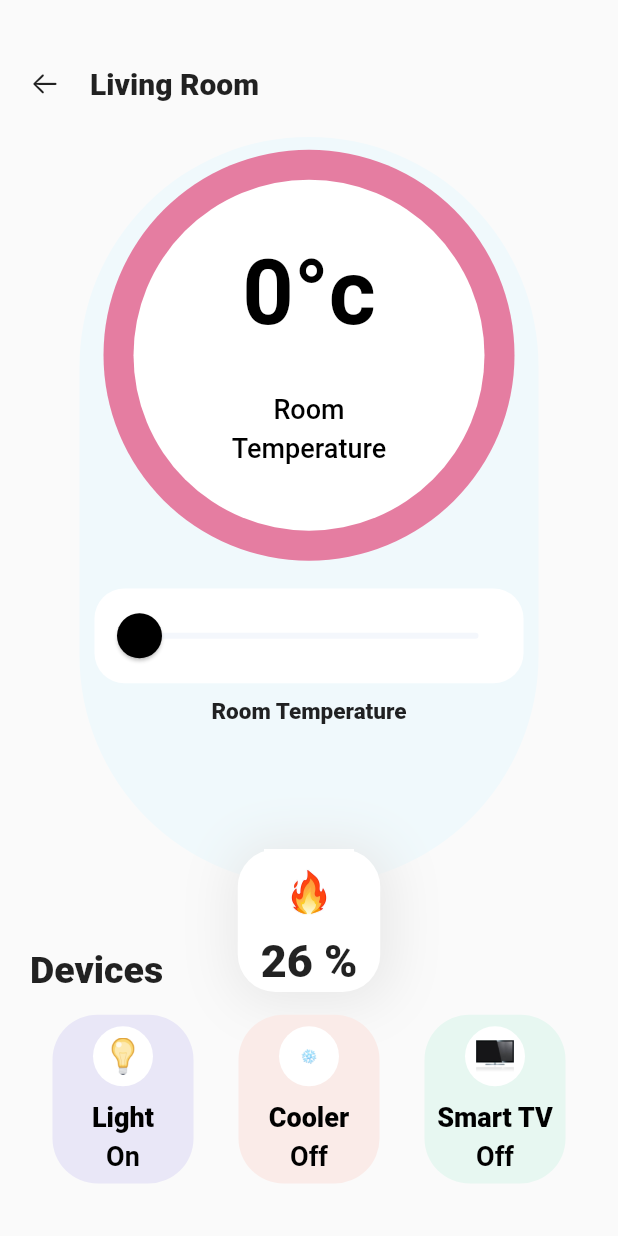
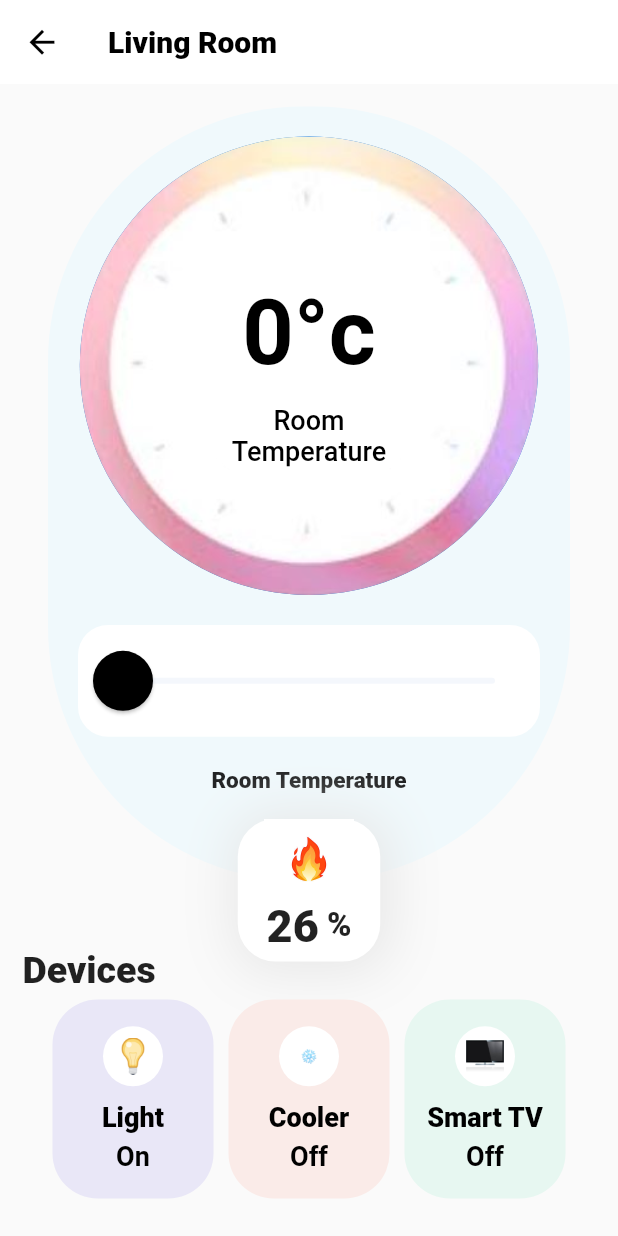
Before and after one commit to Hrishikeshadsod/UI_Home_App, a Flutter app: the screen it shows after launch, after a tap on "Living Room", on a phone screen of 412 x 824 dp. Run offline on Flutter 3.47's test engine with Material 2 defaults, Android fonts, the phone set to English and light mode, and no system bars; missing offline and left inert: flutter_emoji.

Commit message:
Updated CircleAvatar Background - living room screen

```diff
--- a/lib/Home_screen.dart
+++ b/lib/Home_screen.dart
@@ -5,6 +5,7 @@ import 'package:flutter/widgets.dart';
 import 'REUSABLE_CARD.dart';
 import 'icon_content.dart';
 import 'package:flutter_emoji/flutter_emoji.dart';
+
 
 class HomeScreen extends StatefulWidget {
   @override
@@ -17,11 +18,13 @@ class _HomeScreenState extends State<HomeScreen> {
     return Scaffold(
       body: SafeArea(
         child: Padding(
-          padding: EdgeInsets.all(20),
+          padding: EdgeInsets.only(left: 10,right: 10,top: 10,bottom: 20,),
           child: Column(
             //crossAxisAlignment: CrossAxisAlignment.stretch,
+            mainAxisAlignment: MainAxisAlignment.center,
             children: <Widget>[
               Expanded(
+                flex: 1,
                 child: Row(
                   crossAxisAlignment: CrossAxisAlignment.start,
                   children: <Widget>[
@@ -46,6 +49,7 @@ class _HomeScreenState extends State<HomeScreen> {
                 ),
               ),
               Expanded(
+                flex:1,
                 child: Row(
                   //mainAxisAlignment: MainAxisAlignment.center,
 
@@ -67,6 +71,7 @@ class _HomeScreenState extends State<HomeScreen> {
                 ),
               ),
               Expanded(
+                flex:1,
                 child: Row(
                   children: <Widget>[
                     Text(
@@ -80,6 +85,9 @@ class _HomeScreenState extends State<HomeScreen> {
                 ),
               ),
               Expanded(
+                flex:1,
+                child: Padding(
+                  padding: const EdgeInsets.only(top:3,bottom: 3,left: 10,right: 15),
                   child: Row(
                     mainAxisAlignment: MainAxisAlignment.center,
                     children: <Widget>[
@@ -104,6 +112,7 @@ class _HomeScreenState extends State<HomeScreen> {
                       ),
                       Expanded(
                         child: Container(
+
                           padding: EdgeInsets.all(2),
                           child: Center(
                             child: Row(
@@ -113,7 +122,7 @@ class _HomeScreenState extends State<HomeScreen> {
                                 Text(
                                   'Add',
                                   style: TextStyle(
-                                  color: Color(0XFFA0DBD6),
+                                    color: Color(0XFF52B4A8),
                                   ),
                                 ),
                                 SizedBox(
@@ -142,8 +151,16 @@ class _HomeScreenState extends State<HomeScreen> {
                     ],
                   ),
                 ),
+              ),
+
+             Expanded(
+               flex: 12,
+                 child:Column(
+                   children: <Widget>[
                      Expanded(
                          flex: 4,
+                         child: Padding(
+                           padding: EdgeInsets.only(left: 15,right: 15),
                            child: Row(
                              children: <Widget>[
                                Expanded(
@@ -174,9 +191,12 @@ class _HomeScreenState extends State<HomeScreen> {
                                  ),
                                ),
                              ],
+                           ),
                          )),
                      Expanded(
                        flex: 4,
+                       child: Padding(
+                         padding: const EdgeInsets.only(left: 15,right: 15),
                          child: Row(
                            children: <Widget>[
                              Expanded(
@@ -207,8 +227,11 @@ class _HomeScreenState extends State<HomeScreen> {
                            ],
                          ),
                        ),
+                     ),
                      Expanded(
                        flex: 4,
+                       child: Padding(
+                         padding: const EdgeInsets.only(left: 15,right: 15),
                          child: Row(
                            mainAxisAlignment: MainAxisAlignment.spaceBetween,
                            crossAxisAlignment: CrossAxisAlignment.stretch,
@@ -239,7 +262,13 @@ class _HomeScreenState extends State<HomeScreen> {
                                ),
                              ),
                            ],
-                  )),
+                         ),
+                       ),
+                     ),
+                   ],
+                 ),
+
+             ),
             ],
           ),
         ),
--- a/lib/Living Room.dart
+++ b/lib/Living Room.dart
@@ -17,38 +17,41 @@ class _LivingRoomState extends State<LivingRoom> {
   @override
   Widget build(BuildContext context) {
     return Scaffold(
+      appBar: AppBar(
+        title: Text(
+              'Living Room',
+              style: TextStyle(
+                color:Colors.black,
+                fontSize: 20,
+                fontWeight: FontWeight.w900,
+              ),
+
+            ),
+        elevation: 0,
+        leading: IconButton(
+          icon: Icon(Icons.arrow_back_sharp),
+          color: Colors.black,
+          iconSize:25 ,
+          onPressed: () {
+            Navigator.pop(context);
+          },
+        ),
+        shadowColor:Colors.white,
+       backgroundColor: Colors.white,
+      ),
       body: SafeArea(
         child: Padding(
           //To separate app content from all sides of screen
-          padding: EdgeInsets.all(20),
+          padding: EdgeInsets.all(15),
           //Column for different widgets
           child: Column(
             crossAxisAlignment: CrossAxisAlignment.stretch,
             children: <Widget>[
-              Expanded(
+             /* Expanded(
                 flex: 1,
                 //first row on the screen
-                child: Row(
-                  children: <Widget>[
-                    Icon(
-                      CupertinoIcons.arrow_left,
-                      size: 20,
-                    ),
-                    SizedBox(
-                      width: 20,
-                    ),
-                    Expanded(
-                      child: Text(
-                        'Living Room',
-                        style: TextStyle(
-                          fontSize: 20,
-                          fontWeight: FontWeight.w900,
-                        ),
-                      ),
-                    ),
-                  ],
-                ),
-              ),
+
+              ),*/
               Expanded(
                 flex: 7,
                 //second row with the temperature slider
@@ -62,7 +65,7 @@ class _LivingRoomState extends State<LivingRoom> {
                         children: <Widget>[
                           Expanded(
                             child: Container(
-                              margin: EdgeInsets.only(left: 33, right: 33),
+                              margin: EdgeInsets.only(left: 17, right: 17),
                               decoration: BoxDecoration(
                                 color: Color(0XFFF0F9FC),
                                 borderRadius: BorderRadius.circular(170.0),
@@ -71,20 +74,27 @@ class _LivingRoomState extends State<LivingRoom> {
                                 mainAxisAlignment: MainAxisAlignment.center,
                                 crossAxisAlignment: CrossAxisAlignment.center,
                                 children: <Widget>[
+                                  SizedBox(
+                                    height: 20,
+                                  ),
                                   Expanded(
-                                    flex: 7,
+                                    flex: 8,
                                     child: CircleAvatar(
-                                      radius: 137,
-                                      backgroundColor: Color(0XFFE57DA1),
+                                      radius: 157,
+                                      /*backgroundColor: Color(0XFFE57DA1),
                                       child: CircleAvatar(
                                         radius: 117,
-                                        backgroundColor: Colors.white,
+                                        backgroundColor: Colors.white,*/
+                                      backgroundImage:AssetImage('assets/images/clock.JPG'),
+                                        child: CircleAvatar(
+                                          radius: 87,
+                                          backgroundColor:Colors.white ,
                                           child: Column(
                                             mainAxisAlignment:
                                                 MainAxisAlignment.center,
                                             children: <Widget>[
                                               SizedBox(
-                                              height: 40,
+                                                height: 30,
                                               ),
                                               Expanded(
                                                 flex: 4,
@@ -120,17 +130,18 @@ class _LivingRoomState extends State<LivingRoom> {
                                                 ),
                                               ),
                                               SizedBox(
-                                              height: 40,
+                                                height: 20,
                                               ),
                                             ],
                                           ),
                                         ),
                                       ),
                                     ),
+
                                   Expanded(
-                                    flex: 2,
+                                    flex: 3,
                                     child: Padding(
-                                      padding: EdgeInsets.all(10),
+                                      padding: EdgeInsets.all(20),
                                       child: Container(
                                         decoration: BoxDecoration(
                                           color: Colors.white,
@@ -145,7 +156,7 @@ class _LivingRoomState extends State<LivingRoom> {
                                             activeTrackColor: Color(0XFFE0F7F7),
                                             thumbColor: Colors.black,
                                             thumbShape: RoundSliderThumbShape(
-                                                enabledThumbRadius: 15.0),
+                                                enabledThumbRadius: 20.0),
                                             overlayShape:
                                                 RoundSliderOverlayShape(
                                                     overlayRadius: 30.0),
@@ -164,6 +175,7 @@ class _LivingRoomState extends State<LivingRoom> {
                                       ),
                                     ),
                                   ),
+
                                   Expanded(
                                     flex: 2,
                                     child: Text(
@@ -174,10 +186,7 @@ class _LivingRoomState extends State<LivingRoom> {
                                       ),
                                     ),
                                   ),
-                                  Expanded(
-                                    flex: 1,
-                                    child: SizedBox(),
-                                  )
+
                                 ],
                               ),
                             ),
@@ -220,10 +229,13 @@ class _LivingRoomState extends State<LivingRoom> {
               Expanded(
                 flex: 2,
                 //third row
+                child: Padding(
+                  padding:EdgeInsets.only(left:15.0,right:15,bottom: 5 ),
                   child: Row(
                     mainAxisAlignment: MainAxisAlignment.center,
                     children: <Widget>[
                       Expanded(
+                        flex:5,
                         child: LivingRoomCard(
                           colour: Color(0XFFE9E7F7),
                           icon: "assets/images/light.png",
@@ -231,7 +243,9 @@ class _LivingRoomState extends State<LivingRoom> {
                           label2: 'On',
                         ),
                       ),
+
                       Expanded(
+                        flex:5,
                         child: LivingRoomCard(
                           colour: Color(0XFFFAEBE8),
                           icon: 'assets/images/cooler.png',
@@ -239,7 +253,9 @@ class _LivingRoomState extends State<LivingRoom> {
                           label2: 'Off',
                         ),
                       ),
+
                       Expanded(
+                        flex:5,
                         child: LivingRoomCard(
                           colour: Color(0XFFE7F7F1),
                           icon: "assets/images/tv.jpg",
@@ -250,6 +266,7 @@ class _LivingRoomState extends State<LivingRoom> {
                     ],
                   ),
                 ),
+              ),
             ],
           ),
         ),
--- a/lib/Living_Room_Cards.dart
+++ b/lib/Living_Room_Cards.dart
@@ -10,8 +10,8 @@ class LivingRoomCard extends StatelessWidget {
   @override
   Widget build(BuildContext context) {
     return Container(
-     /* height:180,
-      width: 120,*/
+      height: 135,
+      width: 90,
       child: Column(
         mainAxisAlignment: MainAxisAlignment.center,
         crossAxisAlignment: CrossAxisAlignment.center,
@@ -50,7 +50,7 @@ class LivingRoomCard extends StatelessWidget {
           )
         ],
       ),
-      margin: EdgeInsets.all(15.0),
+      margin: EdgeInsets.all(5.0),
       decoration: BoxDecoration(
         color: colour,
         borderRadius: BorderRadius.circular(30.0),
--- a/lib/REUSABLE_CARD.dart
+++ b/lib/REUSABLE_CARD.dart
@@ -1,4 +1,5 @@
 import 'package:flutter/material.dart';
+
 //To return the containers with gesture detection which are required at home screen .
 class ReusableCard extends StatelessWidget {
   ReusableCard({@required this.onPress, this.cardChild, this.colour});
@@ -12,7 +13,7 @@ class ReusableCard extends StatelessWidget {
       onTap: onPress,
       child: Container(
         child: cardChild,
-        margin: EdgeInsets.all(15.0),
+        margin: EdgeInsets.all(8.0),
         decoration: BoxDecoration(
           color: colour,
           borderRadius: BorderRadius.circular(30.0),
--- a/lib/shadowContainer.dart
+++ b/lib/shadowContainer.dart
@@ -1,12 +1,13 @@
 import 'package:flutter/material.dart';
+
 // returning a container required in Living Room screen with fire symbol and the percentage
 class ShadowContainer extends StatelessWidget {
   int fire = 26;
   @override
   Widget build(BuildContext context) {
     return Container(
-      height:95,
-      width:95,
+      height: 95,
+      width: 95,
       decoration: BoxDecoration(
         shape: BoxShape.rectangle,
         color: Colors.white,
@@ -23,11 +24,9 @@ class ShadowContainer extends StatelessWidget {
           ),
         ],
       ),
-
       child: Column(
         mainAxisAlignment: MainAxisAlignment.center,
         children: <Widget>[
-
           Expanded(
             flex: 3,
             child: Image.asset(
@@ -37,16 +36,30 @@ class ShadowContainer extends StatelessWidget {
               fit: BoxFit.fitWidth,
             ),
           ),
-
           Expanded(
             flex: 2,
-            child: Text(
-              '$fire %',
-              style: TextStyle(
-                fontSize: 30,
-                fontWeight: FontWeight.w800,
-              ),
+            child: Row(
+              mainAxisAlignment: MainAxisAlignment.center,
+              children: [
+                Text(
+                  '$fire',
+                  style: TextStyle(
+                    fontSize: 30,
+                    fontWeight: FontWeight.w800,
+                  ),
+                ),
+                Text(
+                  ' %',
+                  style: TextStyle(
+                    fontSize: 22,
+                    fontWeight: FontWeight.w900,
+                  ),
+                ),
+              ],
             ),
+          ),
+          SizedBox(
+            height: 6,
           ),
         ],
       ),
--- a/pubspec.yaml
+++ b/pubspec.yaml
@@ -52,6 +52,7 @@ flutter:
   assets:
     - assets/images/
 
+
   # An image asset can refer to one or more resolution-specific "variants", see
   # https://flutter.dev/assets-and-images/#resolution-aware.
 
```
Also changed, not shown: assets/images/clock.JPG (added). Lines whose indentation alone changed are shown as unchanged.
